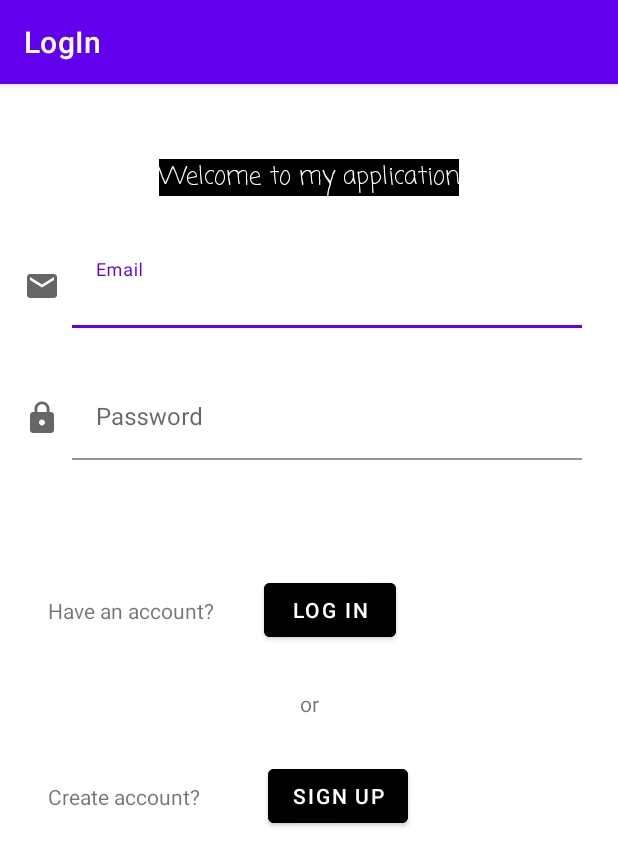
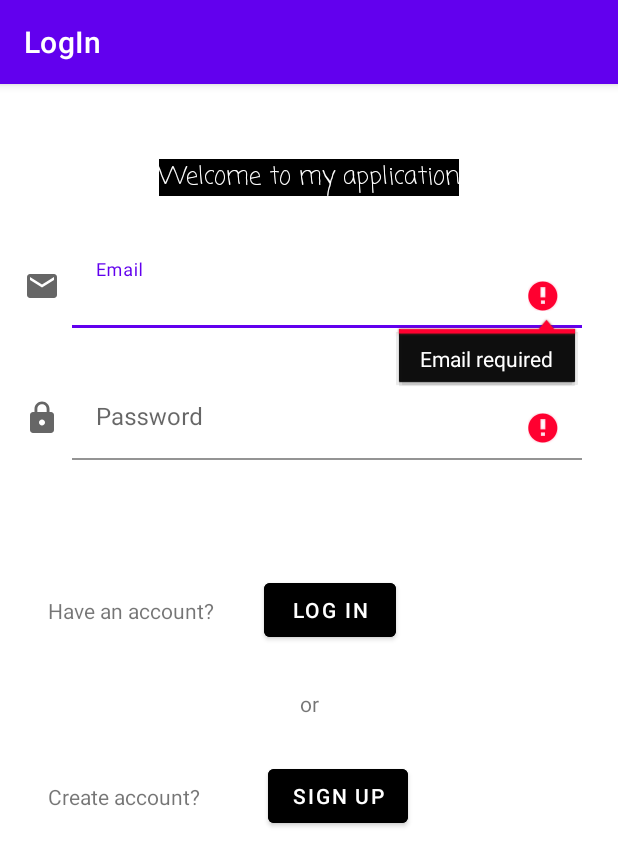
Before and after one commit to Wuanitawanjiku/SignUp-LogInApp, an Android app: the screen it shows after launch (MainActivity), after a tap on "LOG IN", on a phone screen of 412 x 824 dp. Shown: the top 866 px of the screen. Run offline under Robolectric (Android 15) with nearby library versions, the phone set to English and light mode, and no system bars.

Commit message:
third commit

```diff
--- a/app/src/main/java/com/example/login/MainActivity.kt
+++ b/app/src/main/java/com/example/login/MainActivity.kt
@@ -9,39 +9,38 @@ import android.widget.EditText
 import android.widget.Toast
 
 class MainActivity : AppCompatActivity() {
-    lateinit var etEmail : EditText
-    lateinit var etPassword : EditText
-    lateinit var btnLogin:Button
-    lateinit var btnSignUp:Button
+    lateinit var etEmail: EditText
+    lateinit var etPassword: EditText
+    lateinit var btnLogIn: Button
+    lateinit var btnSignUp: Button
     override fun onCreate(savedInstanceState: Bundle?) {
         super.onCreate(savedInstanceState)
         setContentView(R.layout.activity_main)
         castViews2()
-        login()
+        check()
     }
-        fun castViews2(){
+
+
+    fun check() {
+
+        btnLogIn.setOnClickListener {
+            if (etEmail.text.toString().isEmpty()||(etPassword.text.toString().isEmpty())){
+                etEmail.setError("Email required")
+                etPassword.setError("Password required")
+            } else {
+                Toast.makeText(baseContext, "Welcome to my app", Toast.LENGTH_LONG).show()
+
+            }
+        }
+            btnSignUp.setOnClickListener {
+                var intent = Intent(baseContext, SignUp::class.java)
+                startActivity(intent)
+            }
+        }
+        fun castViews2() {
             etEmail = findViewById(R.id.etEmail)
             etPassword = findViewById(R.id.etPassword)
-            btnLogin=findViewById(R.id.btnLogIn)
-            btnSignUp=findViewById(R.id.btnSignUp)
-
-        }
-    fun login(){
-        btnLogin.setOnClickListener {
-            if (etEmail.text.toString().isEmpty()||etPassword.text.toString().isEmpty()){
-                etEmail.setError("Please input Email")
-                etPassword.setError("Please input password")
-
-            }else{
-                Toast.makeText(baseContext,"Welcome to my App",Toast.LENGTH_SHORT).show()
-            }
-
+            btnLogIn = findViewById(R.id.btnLogIn)
+            btnSignUp = findViewById(R.id.btnSignUp)
         }
     }
-
-}
-
-data class logInDetails(
-    var email: String,
-    var password: String
-)
--- a/app/src/main/res/layout/activity_main.xml
+++ b/app/src/main/res/layout/activity_main.xml
@@ -86,6 +86,7 @@
         app:layout_constraintTop_toBottomOf="@+id/textView4">
 
         <com.google.android.material.textfield.TextInputEditText
+            android:id="@+id/etEmail"
             android:layout_width="match_parent"
             android:layout_height="wrap_content"
             android:background="@color/white"
@@ -115,6 +116,7 @@
         app:layout_constraintTop_toBottomOf="@+id/textInputLayout">
 
         <com.google.android.material.textfield.TextInputEditText
+            android:id="@+id/etPassword"
             android:layout_width="match_parent"
             android:layout_height="wrap_content"
             android:background="@color/white"
```
